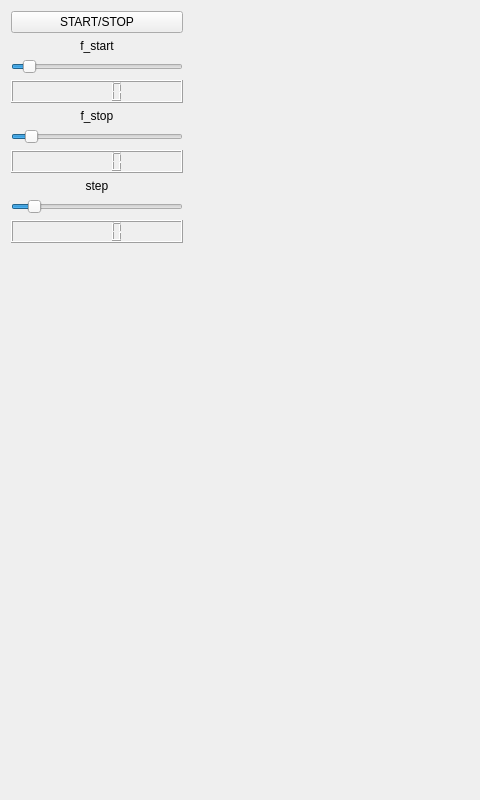
First picture: the form in Interface/window_5.ui, repository PhiKH/Pico2040, before the edit; both pictures show x 0 to 480 and y 0 to 800 of the 1200 by 800 pixel window.
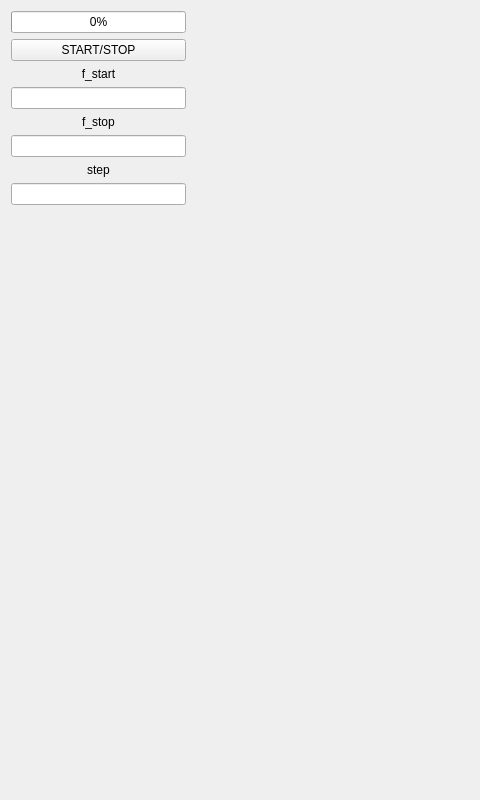
Second picture: the form after the edit.

What changed in the file:
```diff
--- a/Interface/window_5.ui
+++ b/Interface/window_5.ui
@@ -12,14 +12,14 @@
   </property>
   <property name="minimumSize">
    <size>
-    <width>1200</width>
-    <height>800</height>
+    <width>600</width>
+    <height>425</height>
    </size>
   </property>
   <property name="maximumSize">
    <size>
-    <width>1200</width>
-    <height>800</height>
+    <width>100000</width>
+    <height>100000</height>
    </size>
   </property>
   <property name="windowTitle">
@@ -30,8 +30,45 @@
     <layout class="QHBoxLayout" name="horizontalLayout">
      <item>
       <layout class="QVBoxLayout" name="verticalLayout">
+       <property name="sizeConstraint">
+        <enum>QLayout::SetDefaultConstraint</enum>
+       </property>
+       <item>
+        <widget class="QProgressBar" name="progressBar">
+         <property name="maximumSize">
+          <size>
+           <width>175</width>
+           <height>16777215</height>
+          </size>
+         </property>
+         <property name="value">
+          <number>0</number>
+         </property>
+        </widget>
+       </item>
        <item>
         <widget class="QPushButton" name="BTN1">
+         <property name="enabled">
+          <bool>true</bool>
+         </property>
+         <property name="sizePolicy">
+          <sizepolicy hsizetype="Minimum" vsizetype="Fixed">
+           <horstretch>0</horstretch>
+           <verstretch>0</verstretch>
+          </sizepolicy>
+         </property>
+         <property name="minimumSize">
+          <size>
+           <width>175</width>
+           <height>0</height>
+          </size>
+         </property>
+         <property name="maximumSize">
+          <size>
+           <width>175</width>
+           <height>16777215</height>
+          </size>
+         </property>
          <property name="text">
           <string>START/STOP</string>
          </property>
@@ -39,6 +76,18 @@
        </item>
        <item>
         <widget class="QLabel" name="label">
+         <property name="minimumSize">
+          <size>
+           <width>175</width>
+           <height>0</height>
+          </size>
+         </property>
+         <property name="maximumSize">
+          <size>
+           <width>175</width>
+           <height>16777215</height>
+          </size>
+         </property>
          <property name="font">
           <font>
            <weight>50</weight>
@@ -60,32 +109,35 @@
         </widget>
        </item>
        <item>
-        <widget class="QSlider" name="SLD1">
-         <property name="minimum">
-          <number>1</number>
+        <widget class="QLineEdit" name="L_1">
+         <property name="minimumSize">
+          <size>
+           <width>175</width>
+           <height>0</height>
+          </size>
          </property>
-         <property name="maximum">
-          <number>100000</number>
-         </property>
-         <property name="singleStep">
-          <number>100</number>
-         </property>
-         <property name="pageStep">
-          <number>100</number>
-         </property>
-         <property name="value">
-          <number>7000</number>
-         </property>
-         <property name="orientation">
-          <enum>Qt::Horizontal</enum>
+         <property name="maximumSize">
+          <size>
+           <width>175</width>
+           <height>16777215</height>
+          </size>
          </property>
         </widget>
        </item>
-       <item>
-        <widget class="QLCDNumber" name="LCD1"/>
-       </item>
        <item>
         <widget class="QLabel" name="label_2">
+         <property name="minimumSize">
+          <size>
+           <width>175</width>
+           <height>0</height>
+          </size>
+         </property>
+         <property name="maximumSize">
+          <size>
+           <width>175</width>
+           <height>16777215</height>
+          </size>
+         </property>
          <property name="text">
           <string>f_stop</string>
          </property>
@@ -95,32 +147,35 @@
         </widget>
        </item>
        <item>
-        <widget class="QSlider" name="SLD2">
-         <property name="minimum">
-          <number>1000</number>
+        <widget class="QLineEdit" name="L_2">
+         <property name="minimumSize">
+          <size>
+           <width>175</width>
+           <height>0</height>
+          </size>
          </property>
-         <property name="maximum">
-          <number>100000</number>
-         </property>
-         <property name="singleStep">
-          <number>100</number>
-         </property>
-         <property name="pageStep">
-          <number>100</number>
-         </property>
-         <property name="value">
-          <number>9000</number>
-         </property>
-         <property name="orientation">
-          <enum>Qt::Horizontal</enum>
+         <property name="maximumSize">
+          <size>
+           <width>175</width>
+           <height>16777215</height>
+          </size>
          </property>
         </widget>
        </item>
-       <item>
-        <widget class="QLCDNumber" name="LCD2"/>
-       </item>
        <item>
         <widget class="QLabel" name="label_5">
+         <property name="minimumSize">
+          <size>
+           <width>175</width>
+           <height>0</height>
+          </size>
+         </property>
+         <property name="maximumSize">
+          <size>
+           <width>175</width>
+           <height>16777215</height>
+          </size>
+         </property>
          <property name="text">
           <string>step</string>
          </property>
@@ -130,27 +185,21 @@
         </widget>
        </item>
        <item>
-        <widget class="QSlider" name="SLD3">
-         <property name="minimum">
-          <number>1</number>
+        <widget class="QLineEdit" name="L_3">
+         <property name="minimumSize">
+          <size>
+           <width>175</width>
+           <height>0</height>
+          </size>
          </property>
-         <property name="maximum">
-          <number>1000</number>
-         </property>
-         <property name="pageStep">
-          <number>1</number>
-         </property>
-         <property name="value">
-          <number>100</number>
-         </property>
-         <property name="orientation">
-          <enum>Qt::Horizontal</enum>
+         <property name="maximumSize">
+          <size>
+           <width>175</width>
+           <height>16777215</height>
+          </size>
          </property>
         </widget>
        </item>
-       <item>
-        <widget class="QLCDNumber" name="LCD3"/>
-       </item>
        <item>
         <spacer name="verticalSpacer">
          <property name="orientation">
@@ -173,14 +222,14 @@
        </property>
        <property name="minimumSize">
         <size>
-         <width>1000</width>
-         <height>800</height>
+         <width>100</width>
+         <height>100</height>
         </size>
        </property>
        <property name="maximumSize">
         <size>
-         <width>1000</width>
-         <height>800</height>
+         <width>100000</width>
+         <height>100000</height>
         </size>
        </property>
       </widget>
```
Left out of the diff: 19 changed lines with no effect on the pictures.
